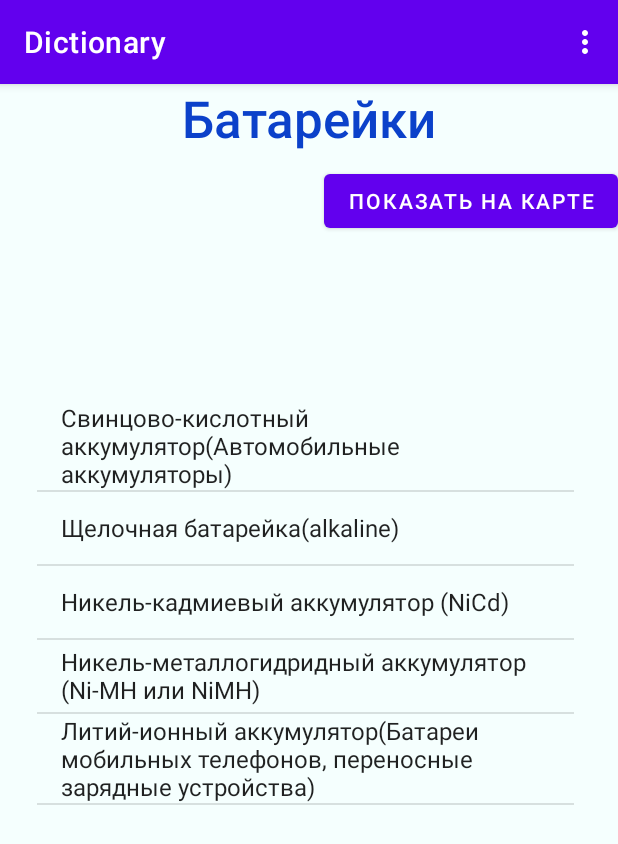
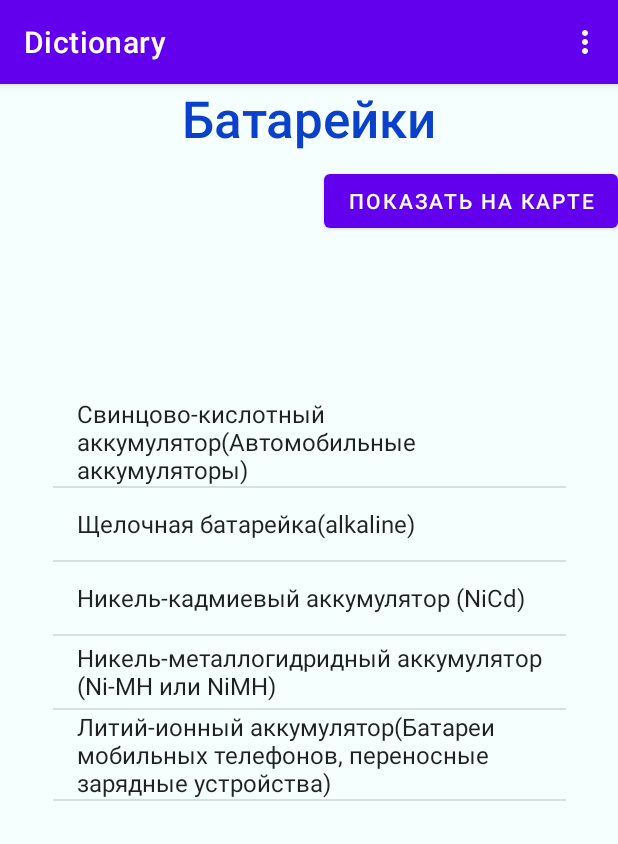
Before and after one commit to n0f1ex/MapProject, an Android app: the screen it shows after launch (Dictionary), after a tap on "Батарейки", on a phone screen of 412 x 824 dp. Shown: the top 844 px of the screen. Run offline under Robolectric (Android 15) with nearby library versions, the phone set to English and light mode, and no system bars.

```diff
--- a/app/src/main/java/com/example/mapproject/Dictionary.java
+++ b/app/src/main/java/com/example/mapproject/Dictionary.java
@@ -4,13 +4,17 @@ import androidx.annotation.NonNull;
 import androidx.annotation.Nullable;
 import androidx.appcompat.app.AppCompatActivity;
 
+import android.content.Context;
 import android.content.Intent;
 import android.os.Bundle;
+import android.view.LayoutInflater;
 import android.view.Menu;
 import android.view.MenuItem;
 import android.view.View;
+import android.view.ViewGroup;
 import android.widget.ArrayAdapter;
 import android.widget.Button;
+import android.widget.ImageView;
 import android.widget.ListView;
 import android.widget.TextView;
 import android.widget.Toast;
@@ -31,7 +35,7 @@ public class Dictionary extends AppCompatActivity {
         super.onCreate(savedInstanceState);
         setContentView(R.layout.layout);
 
-        ListView listView = findViewById(R.id.listView2);
+        ListView listView = findViewById(R.id.listView);
 
 // определяем строковый массив
         Bundle arguments = getIntent().getExtras();
@@ -146,21 +150,13 @@ public class Dictionary extends AppCompatActivity {
         return true;
     }
 
-    /*@NonNull
-    @Override
-    public View getView(int position, @Nullable View convertView, @NonNull ViewGroup parent) {
-        LayoutInflater inflater = getLayoutInflater();
-        View row = inflater.inflate(R.layout.list_item, parent, false);
-        TextView label = (TextView) row.findViewById(R.id.text_view_zodiac);
-        label.setText(mZodiacSigns[position]);
-        ImageView iconImageView = (ImageView) row.findViewById(R.id.image_view_icon);
-        // Если текст содержит кота, то выводим значок Льва (лев - это кот!)
-        if (mZodiacSigns[position].equalsIgnoreCase("Лев")) {
-            iconImageView.setImageResource(R.drawable.lion);
-        } else {
-            iconImageView.setImageResource(R.mipmap.ic_launcher);
+    /*private class CodeAdapter extends ArrayAdapter<String> {
+
+        CodeAdapter(Context context, int textViewResourceId,
+                      String[] objects) {
+            super(context, textViewResourceId, objects);
+
         }
-        return row;
     }*/
 
     @Override
--- a/app/src/main/res/layout/layout.xml
+++ b/app/src/main/res/layout/layout.xml
@@ -35,14 +35,11 @@
         app:layout_constraintTop_toBottomOf="@+id/textView" />
 
     <ListView
-        android:id="@+id/listView2"
-        android:layout_width="358dp"
-        android:layout_height="1113dp"
-        android:layout_marginStart="8dp"
-        android:layout_marginBottom="64dp"
+        android:id="@+id/listView"
+        android:layout_width="342dp"
+        android:layout_height="1119dp"
         app:layout_constraintBottom_toBottomOf="parent"
         app:layout_constraintEnd_toEndOf="parent"
-        app:layout_constraintHorizontal_bias="0.363"
         app:layout_constraintStart_toStartOf="parent"
         app:layout_constraintTop_toBottomOf="parent" />
 
--- /dev/null
+++ b/app/src/main/res/layout/list.xml
@@ -0,0 +1,8 @@
+<?xml version="1.0" encoding="utf-8"?>
+<LinearLayout
+    xmlns:android="http://schemas.android.com/apk/res/android"
+    android:layout_width="wrap_content"
+    android:orientation="horizontal"
+    android:layout_height="wrap_content">
+
+</LinearLayout>
```
Also changed, not shown: app/src/main/java/com/example/mapproject/MapsActivity.java (+9 -0 lines), 1 other file.
